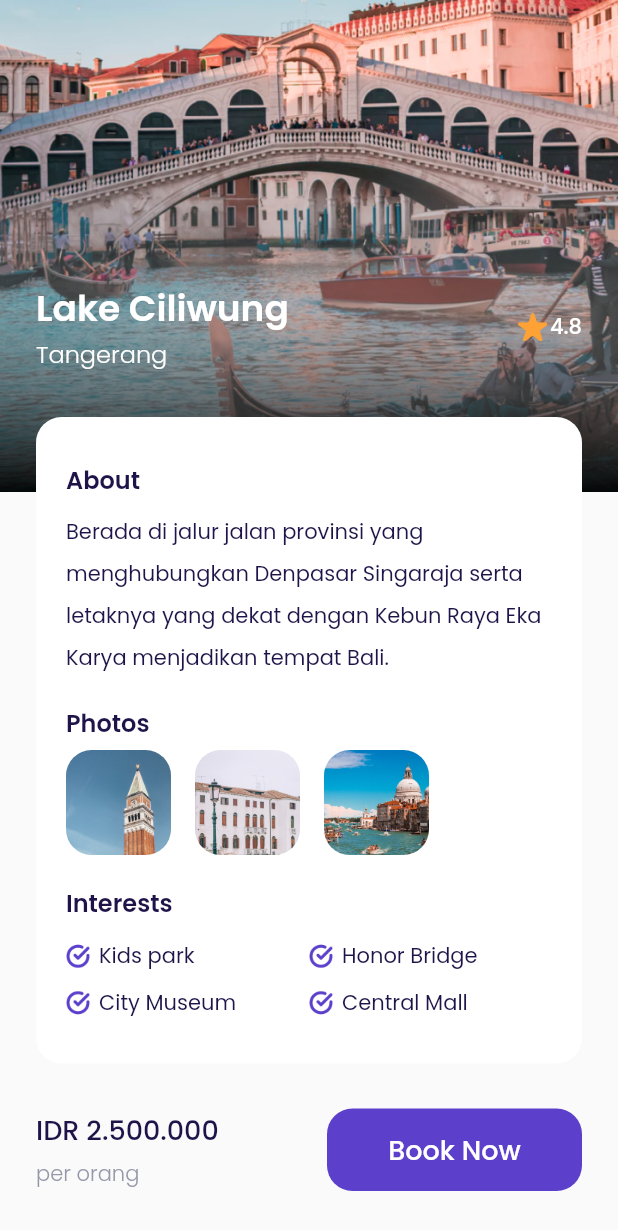
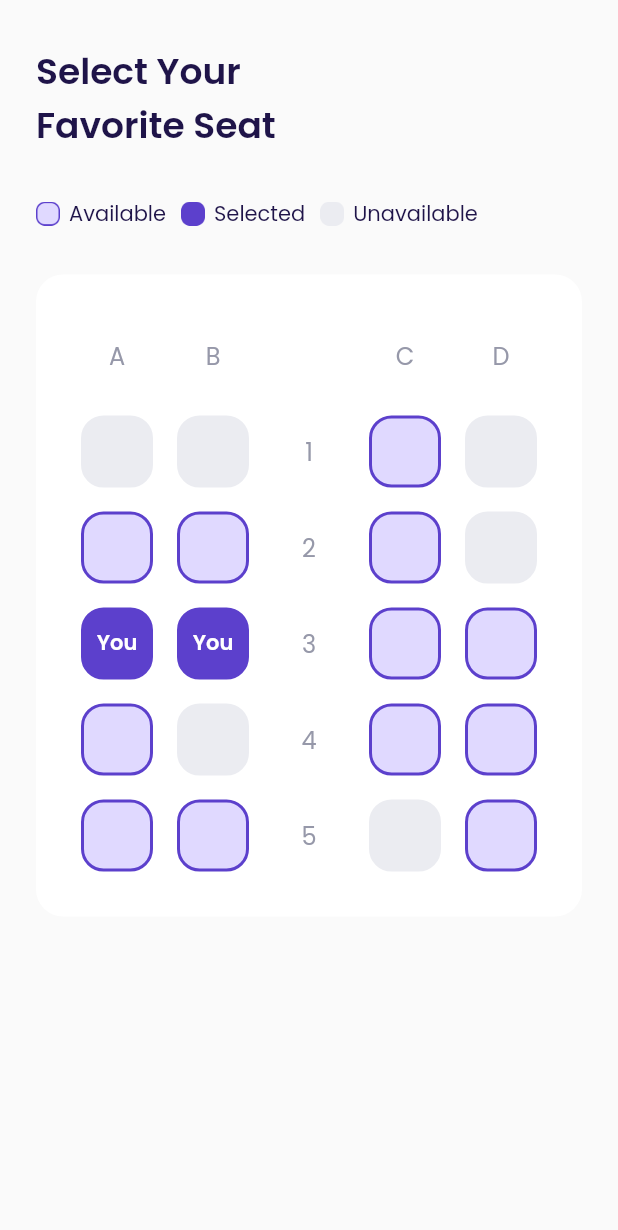
Before and after one commit to wilyanto/flutter-airplane, a Flutter app: the DestinationDetailPage screen opened by its route, scrolled down 122 dp, after a tap on "Book Now", on a phone screen of 412 x 824 dp. Shown: the top 1230 px of the screen. Run offline on Flutter 3.47's test engine with Material 2 defaults, Android fonts, the phone set to English and light mode, and no system bars; our stand-ins replace google_fonts.

Commit message:
select seat section

```diff
--- a/lib/main.dart
+++ b/lib/main.dart
@@ -1,3 +1,4 @@
+import 'package:airplane/presentation/booking/select_seat_page.dart';
 import 'package:airplane/presentation/destination/destination_detail_page.dart';
 import 'package:airplane/presentation/get_started/get_started.dart';
 import 'package:airplane/presentation/main/main_page.dart';
@@ -23,6 +24,7 @@ class MyApp extends StatelessWidget {
         BonusPage.routeName: (context) => BonusPage(),
         MainPage.routeName: (context) => MainPage(),
         DestinationDetailPage.routeName: (context) => DestinationDetailPage(),
+        SelectSeatPage.routeName: (context) => SelectSeatPage(),
       },
     );
   }
--- /dev/null
+++ b/lib/presentation/booking/enums/e_seat_status.dart
@@ -0,0 +1,9 @@
+enum ESeatStatus {
+  available,
+  unavailable,
+  selected,
+}
+
+extension ESeatStatusX on ESeatStatus {
+
+}
--- /dev/null
+++ b/lib/presentation/booking/select_seat_page.dart
@@ -0,0 +1,246 @@
+import 'package:airplane/presentation/booking/enums/e_seat_status.dart';
+import 'package:airplane/presentation/booking/widgets/seat_item.dart';
+import 'package:airplane/shared/theme.dart';
+import 'package:flutter/material.dart';
+
+class SelectSeatPage extends StatelessWidget {
+  static const routeName = 'select-seat';
+
+  Widget title() => Container(
+        margin: const EdgeInsets.only(top: 30),
+        child: Text(
+          'Select Your\nFavorite Seat',
+          style: blackTextStyle.copyWith(
+            fontSize: 24,
+            fontWeight: semiBold,
+          ),
+        ),
+      );
+
+  Widget seatStatus() => Container(
+        margin: const EdgeInsets.only(top: 30),
+        child: Row(
+          children: [
+            // NOTE: AVAILABLE
+            Container(
+              width: 16,
+              height: 16,
+              margin: const EdgeInsets.only(right: 6),
+              decoration: const BoxDecoration(
+                image: DecorationImage(
+                  image: AssetImage('assets/icon_available.png'),
+                ),
+              ),
+            ),
+            Text(
+              'Available',
+              style: blackTextStyle,
+            ),
+
+            // NOTE: SELECTED
+            Container(
+              width: 16,
+              height: 16,
+              margin: const EdgeInsets.only(left: 10, right: 6),
+              decoration: const BoxDecoration(
+                image: DecorationImage(
+                  image: AssetImage('assets/icon_selected.png'),
+                ),
+              ),
+            ),
+            Text(
+              'Selected',
+              style: blackTextStyle,
+            ),
+
+            // NOTE: UNAVAILABLE
+            Container(
+              width: 16,
+              height: 16,
+              margin: const EdgeInsets.only(left: 10, right: 6),
+              decoration: const BoxDecoration(
+                image: DecorationImage(
+                  image: AssetImage('assets/icon_unavailable.png'),
+                ),
+              ),
+            ),
+            Text(
+              'Unavailable',
+              style: blackTextStyle,
+            ),
+          ],
+        ),
+      );
+
+  Widget selectSeat() {
+    Widget labelOnly({required String label}) => SizedBox(
+          width: 48,
+          height: 48,
+          child: Center(
+            child: Text(
+              label,
+              style: greyTextStyle.copyWith(
+                fontSize: 16,
+              ),
+            ),
+          ),
+        );
+
+    return Container(
+      width: double.infinity,
+      margin: const EdgeInsets.only(top: 30),
+      padding: const EdgeInsets.symmetric(horizontal: 22, vertical: 30),
+      decoration: BoxDecoration(
+        borderRadius: BorderRadius.circular(defaultRadius),
+        color: kWhiteColor,
+      ),
+      child: Column(
+        children: [
+          // NOTE: SEAT INDICATORS
+          Row(
+            mainAxisAlignment: MainAxisAlignment.spaceAround,
+            children: [
+              labelOnly(label: 'A'),
+              labelOnly(label: 'B'),
+              labelOnly(label: ''),
+              labelOnly(label: 'C'),
+              labelOnly(label: 'D'),
+            ],
+          ),
+
+          // NOTE: SEAT 1
+          Container(
+            margin: const EdgeInsets.only(top: 16),
+            child: Row(
+              mainAxisAlignment: MainAxisAlignment.spaceAround,
+              children: [
+                const SeatItem(
+                  status: ESeatStatus.unavailable,
+                ),
+                const SeatItem(
+                  status: ESeatStatus.unavailable,
+                ),
+                labelOnly(label: "1"),
+                const SeatItem(
+                  status: ESeatStatus.available,
+                ),
+                const SeatItem(
+                  status: ESeatStatus.unavailable,
+                ),
+              ],
+            ),
+          ),
+
+          // NOTE: SEAT 2
+          Container(
+            margin: const EdgeInsets.only(top: 16),
+            child: Row(
+              mainAxisAlignment: MainAxisAlignment.spaceAround,
+              children: [
+                const SeatItem(
+                  status: ESeatStatus.available,
+                ),
+                const SeatItem(
+                  status: ESeatStatus.available,
+                ),
+                labelOnly(label: "2"),
+                const SeatItem(
+                  status: ESeatStatus.available,
+                ),
+                const SeatItem(
+                  status: ESeatStatus.unavailable,
+                ),
+              ],
+            ),
+          ),
+
+          // NOTE: SEAT 3
+          Container(
+            margin: const EdgeInsets.only(top: 16),
+            child: Row(
+              mainAxisAlignment: MainAxisAlignment.spaceAround,
+              children: [
+                const SeatItem(
+                  status: ESeatStatus.selected,
+                ),
+                const SeatItem(
+                  status: ESeatStatus.selected,
+                ),
+                labelOnly(label: "3"),
+                const SeatItem(
+                  status: ESeatStatus.available,
+                ),
+                const SeatItem(
+                  status: ESeatStatus.available,
+                ),
+              ],
+            ),
+          ),
+
+          // NOTE: SEAT 4
+          Container(
+            margin: const EdgeInsets.only(top: 16),
+            child: Row(
+              mainAxisAlignment: MainAxisAlignment.spaceAround,
+              children: [
+                const SeatItem(
+                  status: ESeatStatus.available,
+                ),
+                const SeatItem(
+                  status: ESeatStatus.unavailable,
+                ),
+                labelOnly(label: "4"),
+                const SeatItem(
+                  status: ESeatStatus.available,
+                ),
+                const SeatItem(
+                  status: ESeatStatus.available,
+                ),
+              ],
+            ),
+          ),
+
+          // NOTE: SEAT 5
+          Container(
+            margin: const EdgeInsets.only(top: 16),
+            child: Row(
+              mainAxisAlignment: MainAxisAlignment.spaceAround,
+              children: [
+                const SeatItem(
+                  status: ESeatStatus.available,
+                ),
+                const SeatItem(
+                  status: ESeatStatus.available,
+                ),
+                labelOnly(label: "5"),
+                const SeatItem(
+                  status: ESeatStatus.unavailable,
+                ),
+                const SeatItem(
+                  status: ESeatStatus.available,
+                ),
+              ],
+            ),
+          ),
+        ],
+      ),
+    );
+  }
+
+  @override
+  Widget build(BuildContext context) {
+    return Scaffold(
+      backgroundColor: kBackgroundColor,
+      body: SafeArea(
+        child: ListView(
+          padding: EdgeInsets.symmetric(horizontal: defaultMargin),
+          children: [
+            title(),
+            seatStatus(),
+            selectSeat(),
+          ],
+        ),
+      ),
+    );
+  }
+}
--- /dev/null
+++ b/lib/presentation/booking/widgets/seat_item.dart
@@ -0,0 +1,69 @@
+import 'package:airplane/presentation/booking/enums/e_seat_status.dart';
+import 'package:airplane/shared/theme.dart';
+import 'package:flutter/material.dart';
+
+class SeatItem extends StatelessWidget {
+  const SeatItem({
+    Key? key,
+    required this.status,
+  }) : super(key: key);
+
+  final ESeatStatus status;
+
+  @override
+  Widget build(BuildContext context) {
+    Color backgroundColor() {
+      switch (status) {
+        case ESeatStatus.available:
+          return kAvailableColor;
+        case ESeatStatus.unavailable:
+          return kUnavailableColor;
+        case ESeatStatus.selected:
+          return kPrimaryColor;
+      }
+    }
+
+    Color borderColor() {
+      switch (status) {
+        case ESeatStatus.available:
+          return kPrimaryColor;
+        case ESeatStatus.unavailable:
+          return kUnavailableColor;
+        case ESeatStatus.selected:
+          return kPrimaryColor;
+      }
+    }
+
+    Widget child() {
+      switch (status) {
+        case ESeatStatus.available:
+          return const SizedBox();
+        case ESeatStatus.unavailable:
+          return const SizedBox();
+        case ESeatStatus.selected:
+          return Center(
+            child: Text(
+              "You",
+              style: whiteTextStyle.copyWith(
+                fontWeight: semiBold,
+              ),
+            ),
+          );
+      }
+    }
+
+    return Container(
+      width: 48,
+      height: 48,
+      decoration: BoxDecoration(
+        color: backgroundColor(),
+        borderRadius: BorderRadius.circular(15),
+        border: Border.all(
+          color: borderColor(),
+          width: 2,
+        ),
+      ),
+      child: child(),
+    );
+  }
+}
--- a/lib/presentation/destination/destination_detail_page.dart
+++ b/lib/presentation/destination/destination_detail_page.dart
@@ -1,3 +1,4 @@
+import 'package:airplane/presentation/booking/select_seat_page.dart';
 import 'package:airplane/presentation/core/widgets/cta_button.dart';
 import 'package:airplane/presentation/destination/widgets/interest_item.dart';
 import 'package:airplane/presentation/destination/widgets/photo_item.dart';
@@ -237,7 +238,9 @@ class DestinationDetailPage extends StatelessWidget {
                     // NOTE: BOOK BUTTON
                     CtaButton(
                       title: 'Book Now',
-                      onPressed: () {},
+                      onPressed: () {
+                        Navigator.pushNamed(context, SelectSeatPage.routeName);
+                      },
                       width: 170,
                     ),
                   ],
--- a/lib/shared/theme.dart
+++ b/lib/shared/theme.dart
@@ -2,7 +2,7 @@ import 'package:flutter/material.dart';
 import 'package:google_fonts/google_fonts.dart';
 
 double defaultMargin = 24.0;
-double defaultRadius = 17.0;
+double defaultRadius = 18.0;
 
 Color kPrimaryColor = const Color(0xff5C40CC);
 Color kBlackColor = const Color(0xff1F1449);
```
